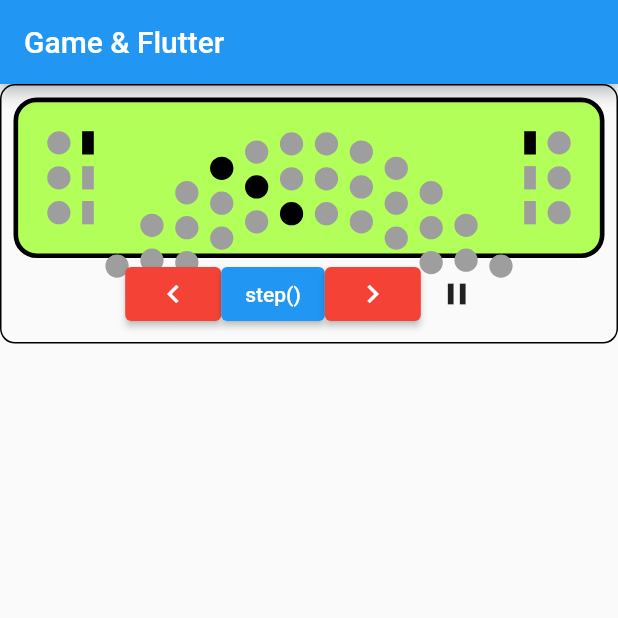
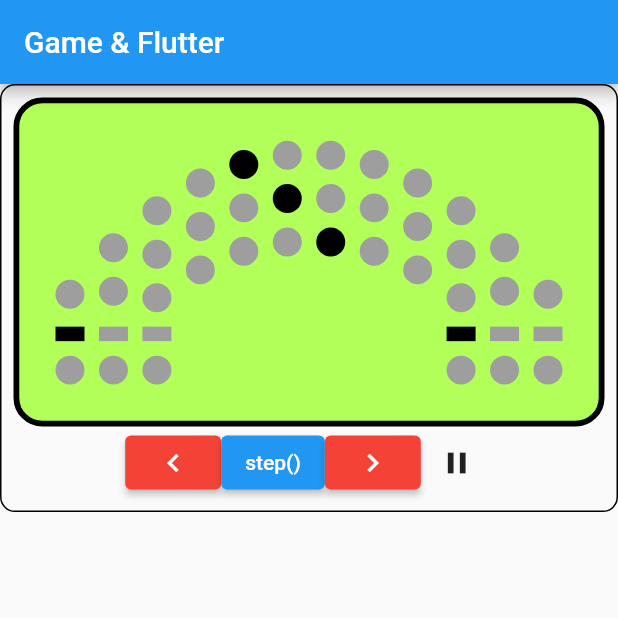
Before and after one commit to apfelsinecode/game-and-flutter, a Flutter app: the screen it shows after launch, after a tap on the "play arrow" icon, on a phone screen of 412 x 824 dp, the top half of it. Run offline on Flutter 3.47's test engine with Material 2 defaults, Android fonts, the phone set to English and light mode, and no system bars.

Commit message:
new arc layout with new hand logic

```diff
--- a/lib/ball.dart
+++ b/lib/ball.dart
@@ -66,57 +66,56 @@ class _BallGameState extends State<BallGame> {
           borderRadius: BorderRadius.circular(20),
         ),
         padding: EdgeInsets.all(20),
-        child: Row(
+
+        child: Column(
           mainAxisSize: MainAxisSize.min,
+
+          children: [
+            arcs(),
+            SizedBox(height: pow(((arc2size - 2) / 2.0 + 0.5), 2) * 3.2),
+            Row( // row of hands and ball stencils
               children: [
                 Column(
                   children: [
+                    hand(handPos == 0),
                     ballStencil(ballPos0 == -1),
-                ballStencil(ballPos1 == -1),
-                ballStencil(ballPos2 == -1),
                   ],
                 ),
                 Column(
                   children: [
-                hand(handPos == 0),
                     hand(handPos == 1),
-                hand(handPos == 2),
+                    ballStencil(ballPos1 == -1),
                   ],
                 ),
                 Column(
                   children: [
-                arc(
-                  arc0size,
-                  ballPos0,
-                  // reflected0
+                    hand(handPos == 2),
+                    ballStencil(ballPos2 == -1),
+                  ],
                 ),
-                arc(
-                  arc1size,
-                  ballPos1,
-                  // reflected1
-                ),
-                arc(
-                  arc2size,
-                  ballPos2,
-                  // reflected2
-                )
+                SizedBox(width: (30 * (arc2size - 2)).toDouble()),
+                Column(
+                  children: [
+                    hand(handPos == 0),
+                    ballStencil(ballPos2 == arc2size),
                   ],
                 ),
                 Column(
                   children: [
-                hand(handPos == 0),
                     hand(handPos == 1),
-                hand(handPos == 2),
+                    ballStencil(ballPos1 == arc1size),
                   ],
                 ),
                 Column(
                   children: [
+                    hand(handPos == 2),
                     ballStencil(ballPos0 == arc0size),
-                ballStencil(ballPos1 == arc1size),
-                ballStencil(ballPos2 == arc2size),
                   ],
                 ),
               ],
+            ), // row of hands and ball stencils
+          ],
+
         ),
       ),
     );
@@ -138,13 +137,35 @@ class _BallGameState extends State<BallGame> {
     );
   }
 
+  Widget arcs() {
+    return Column(
+      children: [
+        arc(
+          arc0size,
+          ballPos0,
+          // reflected0
+        ),
+        arc(
+          arc1size,
+          ballPos1,
+          // reflected1
+        ),
+        arc(
+          arc2size,
+          ballPos2,
+          // reflected2
+        )
+      ],
+    );
+  }
+
   Widget arc(int size, int ballPos, [bool reflected]) {
     var stencils = <Widget>[];
     for (int i = 0; i < size; i++) {
       stencils.add(Transform.translate(
         offset: Offset(
             0,
-            pow((i.toDouble() - size.toDouble() / 2.0 + 0.5), 2)) * 3.5,
+            pow((i.toDouble() - size.toDouble() / 2.0 + 0.5), 2)) * 3.2,
         child: ballStencil(i == ballPos, reflected),
       ));
     }
@@ -155,12 +176,11 @@ class _BallGameState extends State<BallGame> {
 
   Widget hand(bool active) {
     return Container(
-      width: 10,
-      height: 20,
+      width: 20,
+      height: 10,
       color: active ? Colors.black : Colors.grey,
       margin: EdgeInsets.all(5),
     );
-    // return Text(active ? '||||' : '|  |');
   }
 
   Widget ballStencil(bool active, [bool reflected]) {
@@ -275,16 +295,19 @@ class _BallGameState extends State<BallGame> {
         running = false;
       });
     }
+    setState(() {
+      reflected0 = handPos == 0;
+      reflected1 = handPos == 1;
+      reflected2 = handPos == 2;
+    });
   }
 
   void stepBall0() {
     setState(() {
-      if (reflected0) {
-        if (ballPos0 == 0 && ballDir0 == _Direction.LEFT) {
+      if (reflected0 && ballPos0 == 0 && ballDir0 == _Direction.LEFT) {
         ballDir0 = _Direction.RIGHT;
-        } else if (ballPos0 == arc0size - 1 && ballDir0 == _Direction.RIGHT) {
+      } else if (reflected2 && ballPos0 == arc0size - 1 && ballDir0 == _Direction.RIGHT) {
         ballDir0 = _Direction.LEFT;
-        }
       }
       switch (ballDir0) {
         case _Direction.LEFT:
@@ -296,7 +319,6 @@ class _BallGameState extends State<BallGame> {
         case _Direction.STOP:
           break;
       }
-      reflected0 = false;
     });
   }
 
@@ -319,18 +341,15 @@ class _BallGameState extends State<BallGame> {
         case _Direction.STOP:
           break;
       }
-      reflected1 = false;
     });
   }
 
   void stepBall2() {
     setState(() {
-      if (reflected2) {
-        if (ballPos2 == 0 && ballDir2 == _Direction.LEFT) {
+        if (reflected2 && ballPos2 == 0 && ballDir2 == _Direction.LEFT) {
           ballDir2 = _Direction.RIGHT;
-        } else if (ballPos2 == arc2size - 1 && ballDir2 == _Direction.RIGHT) {
+        } else if (reflected0 && ballPos2 == arc2size - 1 && ballDir2 == _Direction.RIGHT) {
           ballDir2 = _Direction.LEFT;
-        }
         }
       switch (ballDir2) {
         case _Direction.LEFT:
@@ -342,14 +361,13 @@ class _BallGameState extends State<BallGame> {
         case _Direction.STOP:
           break;
       }
-      reflected2 = false;
     });
   }
 
   Future<void> autoStepper() async {
     while (running) {
+      step();
       await Future.delayed(Duration(seconds: 1));
-      step();
     }
   }
 
```
Lines whose indentation alone changed are shown as unchanged.
